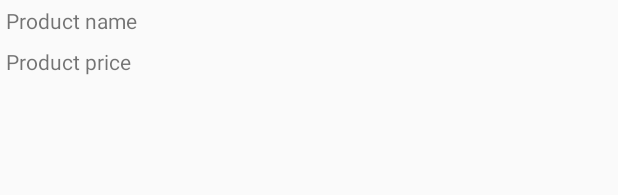
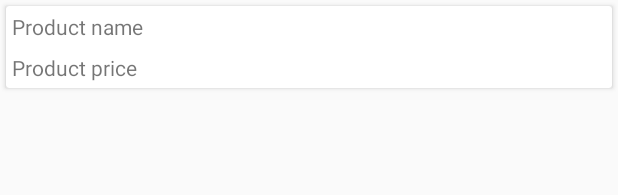
Before and after one commit to AkopV/StoreApp, an Android app: the layout list_item_product.xml on its own in the app's theme, with its tools: preview values and no code run, on a phone screen of 412 x 824 dp. Shown: the top 195 px of the screen. Run offline under Robolectric (Android 15) with nearby library versions, the phone set to English and light mode, and no system bars.

Commit message:
add card view

```diff
--- a/app/build.gradle
+++ b/app/build.gradle
@@ -33,4 +33,5 @@ dependencies {
     compile 'com.appyvet:materialrangebar:1.3'
     testCompile 'junit:junit:4.12'
     annotationProcessor 'com.jakewharton:butterknife-compiler:8.5.1'
+    compile 'com.android.support:cardview-v7:25.2.0'
 }
--- a/app/src/main/res/layout/list_item_product.xml
+++ b/app/src/main/res/layout/list_item_product.xml
@@ -1,22 +1,35 @@
 <?xml version="1.0" encoding="utf-8"?>
 <LinearLayout xmlns:android="http://schemas.android.com/apk/res/android"
+    xmlns:tools="http://schemas.android.com/tools"
     android:layout_width="match_parent"
     android:layout_height="wrap_content"
-    xmlns:tools="http://schemas.android.com/tools"
     android:orientation="vertical">
 
-    <TextView
+    <android.support.v7.widget.CardView
+        android:id="@+id/cv_product"
         android:layout_width="match_parent"
         android:layout_height="wrap_content"
-        android:id="@+id/tv_product_name"
-        tools:text="Product name"
-        android:padding="4dp"/>
+        android:layout_margin="4dp">
 
-    <TextView
-        android:layout_width="match_parent"
-        android:layout_height="wrap_content"
-        android:id="@+id/tv_product_price"
-        tools:text="Product price"
-        android:padding="4dp"/>
+        <LinearLayout
+            android:layout_width="match_parent"
+            android:layout_height="wrap_content"
+            android:orientation="vertical">
+
+            <TextView
+                android:id="@+id/tv_product_name"
+                android:layout_width="match_parent"
+                android:layout_height="wrap_content"
+                android:padding="4dp"
+                tools:text="Product name" />
+
+            <TextView
+                android:id="@+id/tv_product_price"
+                android:layout_width="match_parent"
+                android:layout_height="wrap_content"
+                android:padding="4dp"
+                tools:text="Product price" />
+        </LinearLayout>
+    </android.support.v7.widget.CardView>
 
 </LinearLayout>
```
